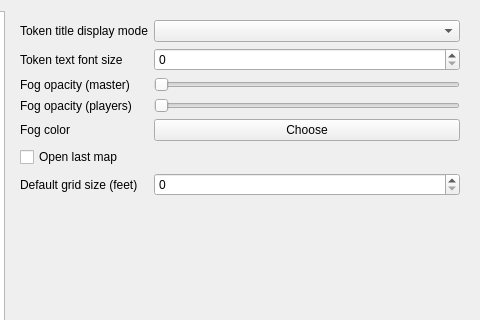
This is settingsdialog.ui in Technohamster-py/dm-assist as Qt 5 draws it before an edit; both pictures show x 263 to 743 and y 0 to 320 of the 743 by 529 pixel window. The edited form follows.
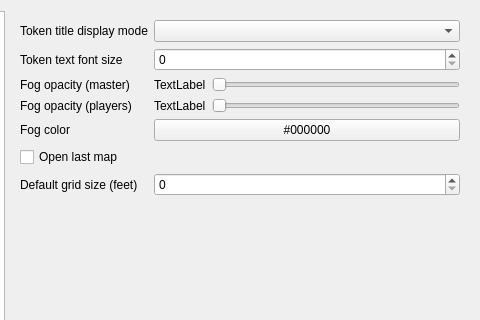
This is the edited form. The open tabs and pages were chosen to show the change. Icons and pictures are not drawn.

```diff
--- a/settingsdialog.ui
+++ b/settingsdialog.ui
@@ -460,13 +460,6 @@
            </property>
           </widget>
          </item>
-         <item row="2" column="1">
-          <widget class="QSlider" name="masterFogSlider">
-           <property name="orientation">
-            <enum>Qt::Horizontal</enum>
-           </property>
-          </widget>
-         </item>
          <item row="3" column="0">
           <widget class="QLabel" name="playerFogLabel">
            <property name="text">
@@ -474,13 +467,6 @@
            </property>
           </widget>
          </item>
-         <item row="3" column="1">
-          <widget class="QSlider" name="playerFogSlider">
-           <property name="orientation">
-            <enum>Qt::Horizontal</enum>
-           </property>
-          </widget>
-         </item>
          <item row="4" column="0">
           <widget class="QLabel" name="fogColorLabel">
            <property name="text">
@@ -491,7 +477,7 @@
          <item row="4" column="1">
           <widget class="QPushButton" name="fogColorButton">
            <property name="text">
-            <string>Choose</string>
+            <string>#000000</string>
            </property>
           </widget>
          </item>
@@ -525,6 +511,48 @@
          <item row="6" column="1">
           <widget class="QSpinBox" name="gridSizeBox"/>
          </item>
+         <item row="3" column="1">
+          <layout class="QHBoxLayout" name="playerFogOpacitylayout">
+           <item>
+            <widget class="QLabel" name="playerFogValueLabel">
+             <property name="text">
+              <string>TextLabel</string>
+             </property>
+            </widget>
+           </item>
+           <item>
+            <widget class="QSlider" name="playerFogSlider">
+             <property name="maximum">
+              <number>100</number>
+             </property>
+             <property name="orientation">
+              <enum>Qt::Horizontal</enum>
+             </property>
+            </widget>
+           </item>
+          </layout>
+         </item>
+         <item row="2" column="1">
+          <layout class="QHBoxLayout" name="masterFogOpacitylayout">
+           <item>
+            <widget class="QLabel" name="masterFogValueLabel">
+             <property name="text">
+              <string>TextLabel</string>
+             </property>
+            </widget>
+           </item>
+           <item>
+            <widget class="QSlider" name="masterFogSlider">
+             <property name="maximum">
+              <number>100</number>
+             </property>
+             <property name="orientation">
+              <enum>Qt::Horizontal</enum>
+             </property>
+            </widget>
+           </item>
+          </layout>
+         </item>
         </layout>
        </widget>
        <widget class="QWidget" name="hotkeysPage">
```
Left out of the diff: 6 changed lines with no effect on the pictures.
